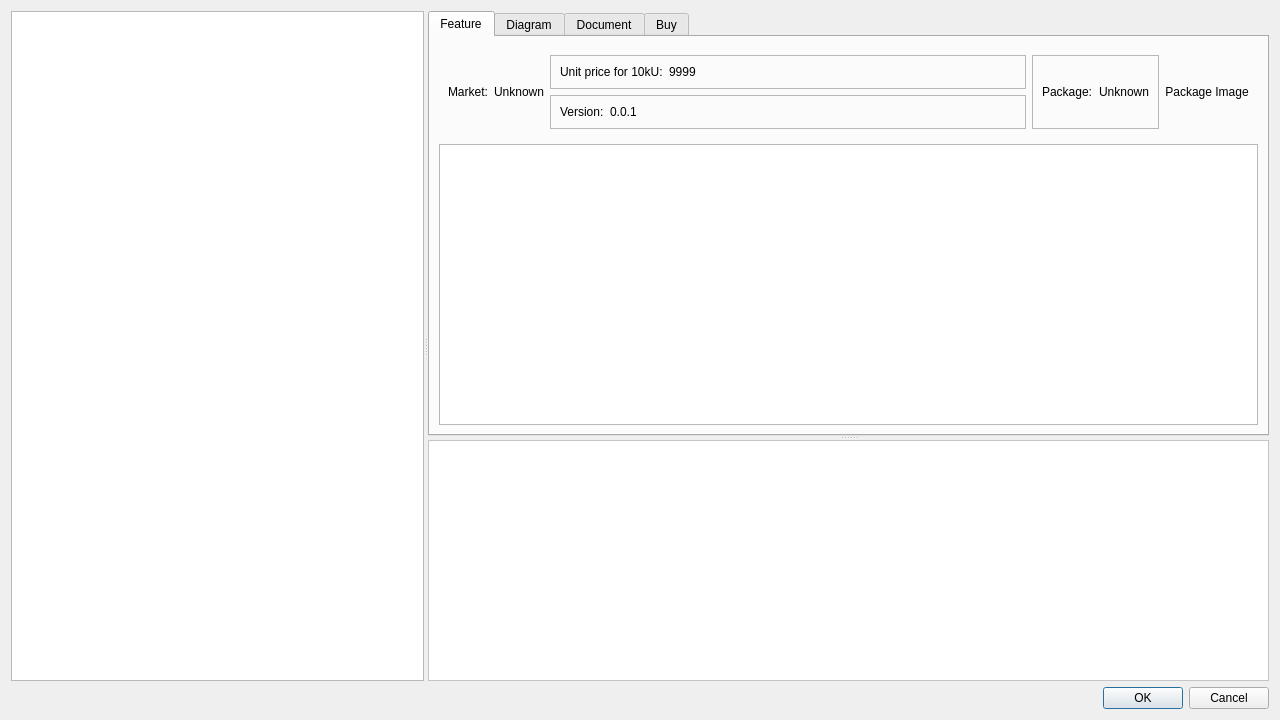
Before: the Qt Designer form apps/dev/dialogs/choose_chip_dialog.ui in csplink/csp, drawn with Qt 5.
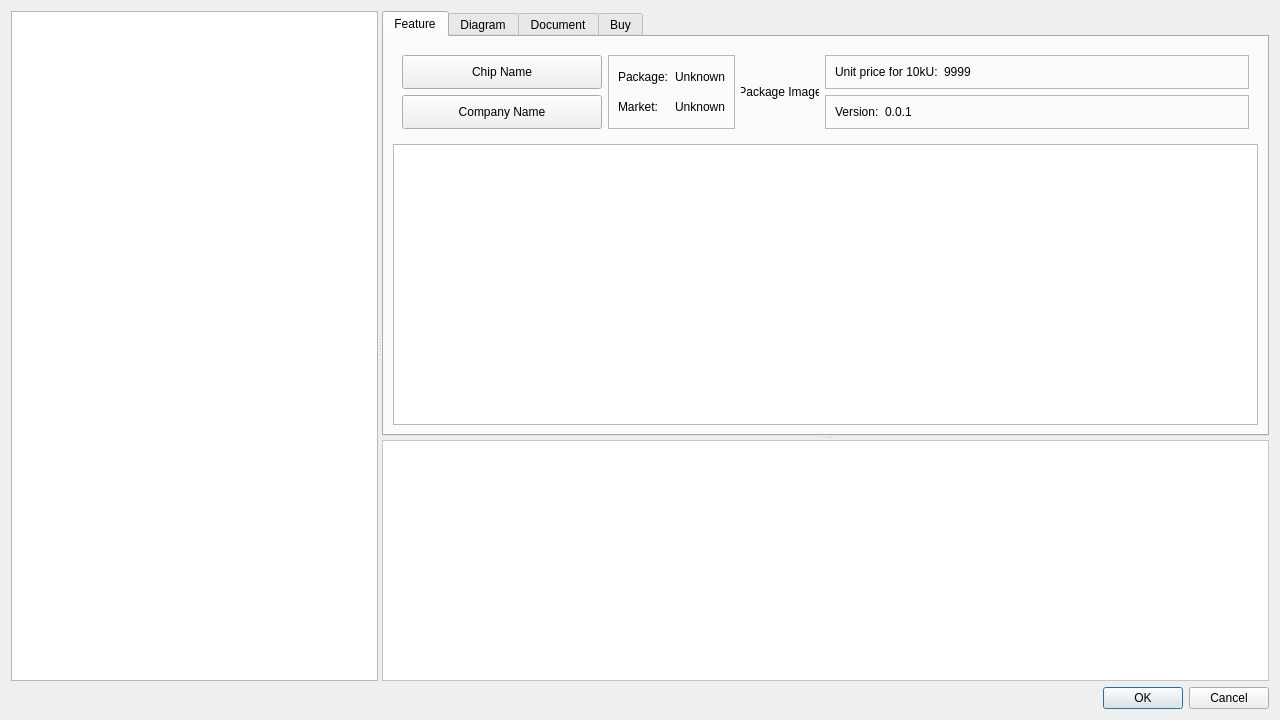
After: the same form once the commit is applied.

Commit message: ✨ feat(apps\dev): update choose_chip_dialog

The edit to the form file:
```diff
--- a/apps/dev/dialogs/choose_chip_dialog.ui
+++ b/apps/dev/dialogs/choose_chip_dialog.ui
@@ -49,7 +49,72 @@
             <enum>QFrame::Raised</enum>
            </property>
            <layout class="QGridLayout" name="gridLayout_6">
-            <item row="0" column="2" rowspan="2">
+            <item row="0" column="0">
+             <widget class="QPushButton" name="pushbutton_name">
+              <property name="sizePolicy">
+               <sizepolicy hsizetype="Minimum" vsizetype="Preferred">
+                <horstretch>0</horstretch>
+                <verstretch>0</verstretch>
+               </sizepolicy>
+              </property>
+              <property name="minimumSize">
+               <size>
+                <width>200</width>
+                <height>0</height>
+               </size>
+              </property>
+              <property name="text">
+               <string>Chip Name</string>
+              </property>
+             </widget>
+            </item>
+            <item row="0" column="2" rowspan="3">
+             <widget class="QLabel" name="label_package_image">
+              <property name="enabled">
+               <bool>true</bool>
+              </property>
+              <property name="sizePolicy">
+               <sizepolicy hsizetype="Expanding" vsizetype="Expanding">
+                <horstretch>0</horstretch>
+                <verstretch>0</verstretch>
+               </sizepolicy>
+              </property>
+              <property name="minimumSize">
+               <size>
+                <width>0</width>
+                <height>0</height>
+               </size>
+              </property>
+              <property name="maximumSize">
+               <size>
+                <width>78</width>
+                <height>78</height>
+               </size>
+              </property>
+              <property name="sizeIncrement">
+               <size>
+                <width>0</width>
+                <height>0</height>
+               </size>
+              </property>
+              <property name="baseSize">
+               <size>
+                <width>0</width>
+                <height>0</height>
+               </size>
+              </property>
+              <property name="text">
+               <string>Package Image</string>
+              </property>
+              <property name="scaledContents">
+               <bool>true</bool>
+              </property>
+              <property name="alignment">
+               <set>Qt::AlignCenter</set>
+              </property>
+             </widget>
+            </item>
+            <item row="0" column="3">
              <widget class="QFrame" name="frame_3">
               <property name="sizePolicy">
                <sizepolicy hsizetype="Expanding" vsizetype="Preferred">
@@ -87,7 +152,7 @@
               </layout>
              </widget>
             </item>
-            <item row="2" column="2">
+            <item row="1" column="3" rowspan="2">
              <widget class="QFrame" name="frame_4">
               <property name="sizePolicy">
                <sizepolicy hsizetype="Expanding" vsizetype="Preferred">
@@ -125,7 +190,7 @@
               </layout>
              </widget>
             </item>
-            <item row="0" column="3" rowspan="3">
+            <item row="0" column="1" rowspan="3">
              <widget class="QFrame" name="frame_5">
               <property name="sizePolicy">
                <sizepolicy hsizetype="Fixed" vsizetype="Preferred">
@@ -140,6 +205,39 @@
                <enum>QFrame::Raised</enum>
               </property>
               <layout class="QGridLayout" name="gridLayout_5">
+               <item row="2" column="1">
+                <widget class="QLabel" name="label_market_status">
+                 <property name="sizePolicy">
+                  <sizepolicy hsizetype="Minimum" vsizetype="Preferred">
+                   <horstretch>0</horstretch>
+                   <verstretch>0</verstretch>
+                  </sizepolicy>
+                 </property>
+                 <property name="text">
+                  <string>Unknown</string>
+                 </property>
+                </widget>
+               </item>
+               <item row="0" column="1">
+                <widget class="QLabel" name="label_package">
+                 <property name="text">
+                  <string>Unknown</string>
+                 </property>
+                </widget>
+               </item>
+               <item row="2" column="0">
+                <widget class="QLabel" name="label_2">
+                 <property name="sizePolicy">
+                  <sizepolicy hsizetype="Minimum" vsizetype="Preferred">
+                   <horstretch>0</horstretch>
+                   <verstretch>0</verstretch>
+                  </sizepolicy>
+                 </property>
+                 <property name="text">
+                  <string>Market:</string>
+                 </property>
+                </widget>
+               </item>
                <item row="0" column="0">
                 <widget class="QLabel" name="label_8">
                  <property name="text">
@@ -147,79 +245,19 @@
                  </property>
                 </widget>
                </item>
-               <item row="0" column="1">
-                <widget class="QLabel" name="label_package">
-                 <property name="text">
-                  <string>Unknown</string>
-                 </property>
-                </widget>
-               </item>
               </layout>
              </widget>
             </item>
-            <item row="0" column="1" rowspan="3">
-             <widget class="QLabel" name="label_market_status">
-              <property name="sizePolicy">
-               <sizepolicy hsizetype="Minimum" vsizetype="Preferred">
-                <horstretch>0</horstretch>
-                <verstretch>0</verstretch>
-               </sizepolicy>
-              </property>
-              <property name="text">
-               <string>Unknown</string>
-              </property>
-             </widget>
-            </item>
-            <item row="0" column="0" rowspan="3">
-             <widget class="QLabel" name="label_2">
-              <property name="sizePolicy">
-               <sizepolicy hsizetype="Minimum" vsizetype="Preferred">
-                <horstretch>0</horstretch>
-                <verstretch>0</verstretch>
-               </sizepolicy>
-              </property>
-              <property name="text">
-               <string>Market:</string>
-              </property>
-             </widget>
-            </item>
-            <item row="0" column="4" rowspan="3">
-             <widget class="QLabel" name="label_package_image">
-              <property name="enabled">
-               <bool>true</bool>
-              </property>
+            <item row="1" column="0" rowspan="2">
+             <widget class="QPushButton" name="pushbutton_company">
               <property name="sizePolicy">
                <sizepolicy hsizetype="Preferred" vsizetype="Preferred">
                 <horstretch>0</horstretch>
                 <verstretch>0</verstretch>
                </sizepolicy>
               </property>
-              <property name="maximumSize">
-               <size>
-                <width>100</width>
-                <height>100</height>
-               </size>
-              </property>
-              <property name="sizeIncrement">
-               <size>
-                <width>0</width>
-                <height>0</height>
-               </size>
-              </property>
-              <property name="baseSize">
-               <size>
-                <width>0</width>
-                <height>0</height>
-               </size>
-              </property>
               <property name="text">
-               <string>Package Image</string>
-              </property>
-              <property name="scaledContents">
-               <bool>true</bool>
-              </property>
-              <property name="alignment">
-               <set>Qt::AlignCenter</set>
+               <string>Company Name</string>
               </property>
              </widget>
             </item>
@@ -280,7 +318,7 @@
     </widget>
    </item>
    <item row="1" column="0">
-    <widget class="QDialogButtonBox" name="buttonbox_dialog">
+    <widget class="QDialogButtonBox" name="dialogbuttonbox">
      <property name="orientation">
       <enum>Qt::Horizontal</enum>
      </property>
```
The commit also changes 5 other files.
